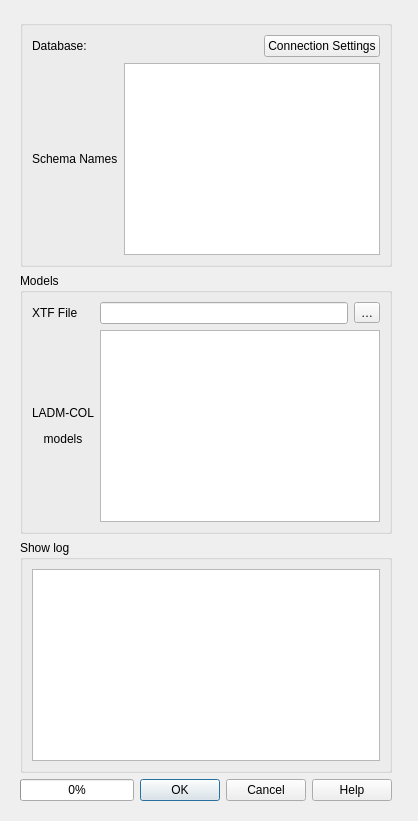
SwissTierrasColombia/Asistente-LADM-COL, file asistente_ladm_col/ui/qgis_model_baker/dlg_import_data.ui: the form before one commit.
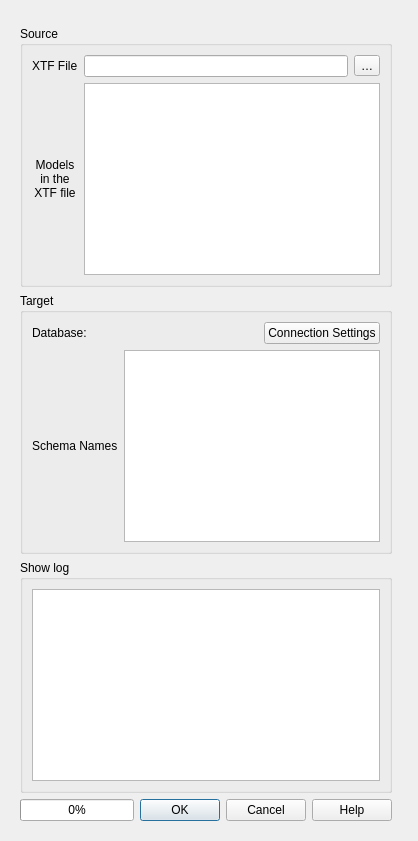
The form after the commit. Custom widgets are drawn as their Qt base class.

Commit message: [model-baker] Make it clear Source and Target configuration in Import/Export data

Patch:
```diff
--- a/asistente_ladm_col/ui/qgis_model_baker/dlg_import_data.ui
+++ b/asistente_ladm_col/ui/qgis_model_baker/dlg_import_data.ui
@@ -39,7 +39,7 @@
      </property>
      <widget class="QWidget" name="page">
       <layout class="QGridLayout" name="gridLayout_7">
-       <item row="4" column="0">
+       <item row="5" column="0">
         <layout class="QHBoxLayout" name="horizontalLayout_1">
          <item>
           <widget class="QProgressBar" name="progress_bar">
@@ -63,7 +63,7 @@
        <item row="2" column="0">
         <widget class="QGroupBox" name="ili_config">
          <property name="title">
-          <string>Models</string>
+          <string>Source</string>
          </property>
          <layout class="QGridLayout" name="gridLayout_5">
           <item row="1" column="1" colspan="2">
@@ -85,7 +85,7 @@
           <item row="1" column="0">
            <widget class="QLabel" name="label_8">
             <property name="text">
-             <string>&lt;html&gt;&lt;head/&gt;&lt;body&gt;&lt;p align=&quot;center&quot;&gt;LADM-COL&lt;/p&gt;&lt;p align=&quot;center&quot;&gt;models&lt;/p&gt;&lt;/body&gt;&lt;/html&gt;</string>
+             <string>&lt;html&gt;&lt;head/&gt;&lt;body&gt;&lt;p align=&quot;center&quot;&gt;Models&lt;br&gt;in the &lt;br&gt;XTF file&lt;/p&gt;&lt;/body&gt;&lt;/html&gt;</string>
             </property>
            </widget>
           </item>
@@ -109,14 +109,66 @@
          </layout>
         </widget>
        </item>
-       <item row="0" column="0">
-        <widget class="QGroupBox" name="db_config">
+       <item row="4" column="0">
+        <widget class="QgsCollapsibleGroupBox" name="log_config">
+         <property name="maximumSize">
+          <size>
+           <width>16777215</width>
+           <height>16777215</height>
+          </size>
+         </property>
+         <property name="title">
+          <string>Show log</string>
+         </property>
+         <property name="flat">
+          <bool>true</bool>
+         </property>
+         <property name="checkable">
+          <bool>false</bool>
+         </property>
+         <property name="checked">
+          <bool>false</bool>
+         </property>
+         <layout class="QGridLayout" name="gridLayout_3">
+          <item row="0" column="0">
+           <widget class="QTextBrowser" name="txtStdout">
+            <property name="openLinks">
+             <bool>false</bool>
+            </property>
+           </widget>
+          </item>
+         </layout>
+        </widget>
+       </item>
+       <item row="0" column="1">
+        <widget class="QWidget" name="widget" native="true">
+         <layout class="QGridLayout" name="gridLayout_2">
+          <property name="leftMargin">
+           <number>0</number>
+          </property>
+          <property name="topMargin">
+           <number>0</number>
+          </property>
+          <property name="rightMargin">
+           <number>0</number>
+          </property>
+          <property name="bottomMargin">
+           <number>0</number>
+          </property>
+         </layout>
+        </widget>
+       </item>
+       <item row="3" column="0">
+        <widget class="QGroupBox" name="target_config">
          <property name="sizePolicy">
           <sizepolicy hsizetype="Preferred" vsizetype="Preferred">
            <horstretch>0</horstretch>
            <verstretch>0</verstretch>
           </sizepolicy>
          </property>
+         <property name="title">
+          <string>Target</string>
+         </property>
          <layout class="QGridLayout" name="gridLayout">
           <item row="0" column="0">
            <widget class="QLabel" name="label_6">
@@ -169,55 +221,6 @@
          </layout>
         </widget>
        </item>
-       <item row="3" column="0">
-        <widget class="QgsCollapsibleGroupBox" name="log_config">
-         <property name="maximumSize">
-          <size>
-           <width>16777215</width>
-           <height>16777215</height>
-          </size>
-         </property>
-         <property name="title">
-          <string>Show log</string>
-         </property>
-         <property name="flat">
-          <bool>true</bool>
-         </property>
-         <property name="checkable">
-          <bool>false</bool>
-         </property>
-         <property name="checked">
-          <bool>false</bool>
-         </property>
-         <layout class="QGridLayout" name="gridLayout_3">
-          <item row="0" column="0">
-           <widget class="QTextBrowser" name="txtStdout">
-            <property name="openLinks">
-             <bool>false</bool>
-            </property>
-           </widget>
-          </item>
-         </layout>
-        </widget>
-       </item>
-       <item row="0" column="1">
-        <widget class="QWidget" name="widget" native="true">
-         <layout class="QGridLayout" name="gridLayout_2">
-          <property name="leftMargin">
-           <number>0</number>
-          </property>
-          <property name="topMargin">
-           <number>0</number>
-          </property>
-          <property name="rightMargin">
-           <number>0</number>
-          </property>
-          <property name="bottomMargin">
-           <number>0</number>
-          </property>
-         </layout>
-        </widget>
-       </item>
       </layout>
      </widget>
      <widget class="QWidget" name="page_2"/>
```
Left out of the diff: 2 changed lines with no effect on the pictures. The commit also changes 3 other files.
